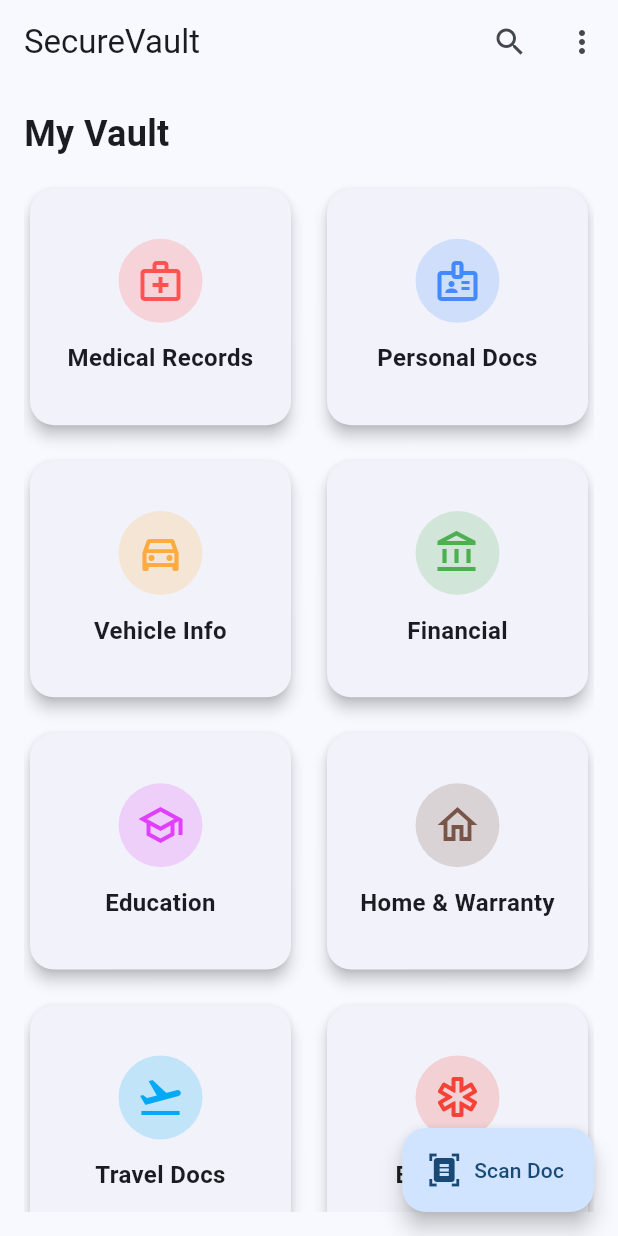
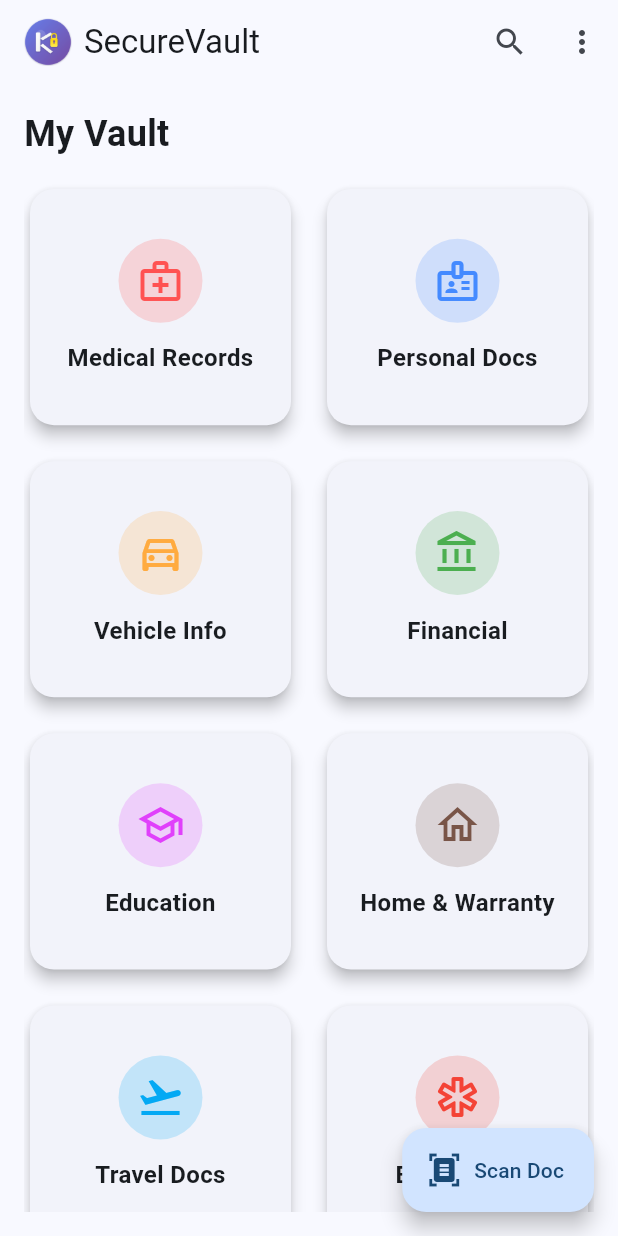
Before and after one commit to Kar123th/SecureVault, a Flutter app: the DashboardScreen screen opened directly, on a phone screen of 412 x 824 dp. Run offline on Flutter 3.47's test engine with Material 3 defaults, Android fonts, the phone set to English and light mode, and no system bars; drawn by our look-alikes of flutter_animate; our stand-ins replace file_picker, flutter_secure_storage, flutter_svg, image_picker, local_auth, open_filex and 3 more; missing offline and left inert: encrypt, google_mlkit_text_recognition, no_screenshot; accounts and stored records are empty.

Commit message:
dashboard logo

```diff
--- a/lib/screens/dashboard_screen.dart
+++ b/lib/screens/dashboard_screen.dart
@@ -52,7 +52,13 @@ class DashboardScreen extends StatelessWidget {
   Widget build(BuildContext context) {
     return Scaffold(
       appBar: AppBar(
-        title: const Text('SecureVault').animate().fade(duration: 500.ms).slide(),
+        title: Row(
+          children: [
+            Image.asset('assets/images/logo.png', height: 32),
+            const SizedBox(width: 8),
+            const Text('SecureVault'),
+          ],
+        ).animate().fade(duration: 500.ms).slide(),
         actions: [
           IconButton(
             icon: const Icon(Icons.search),
```
